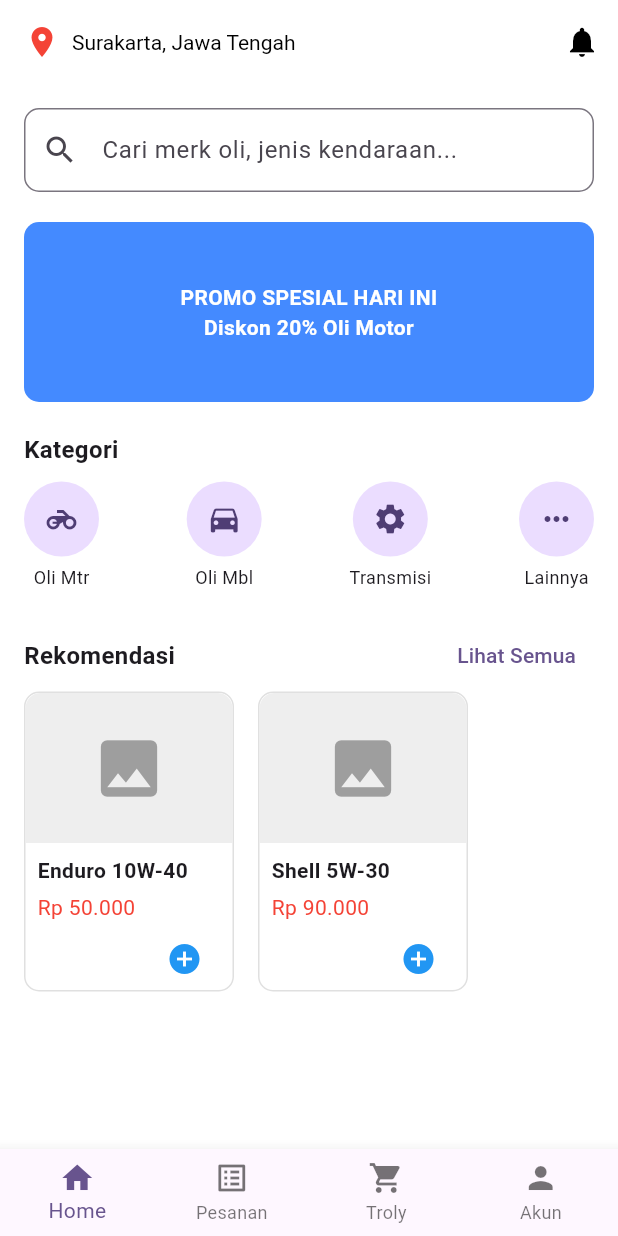
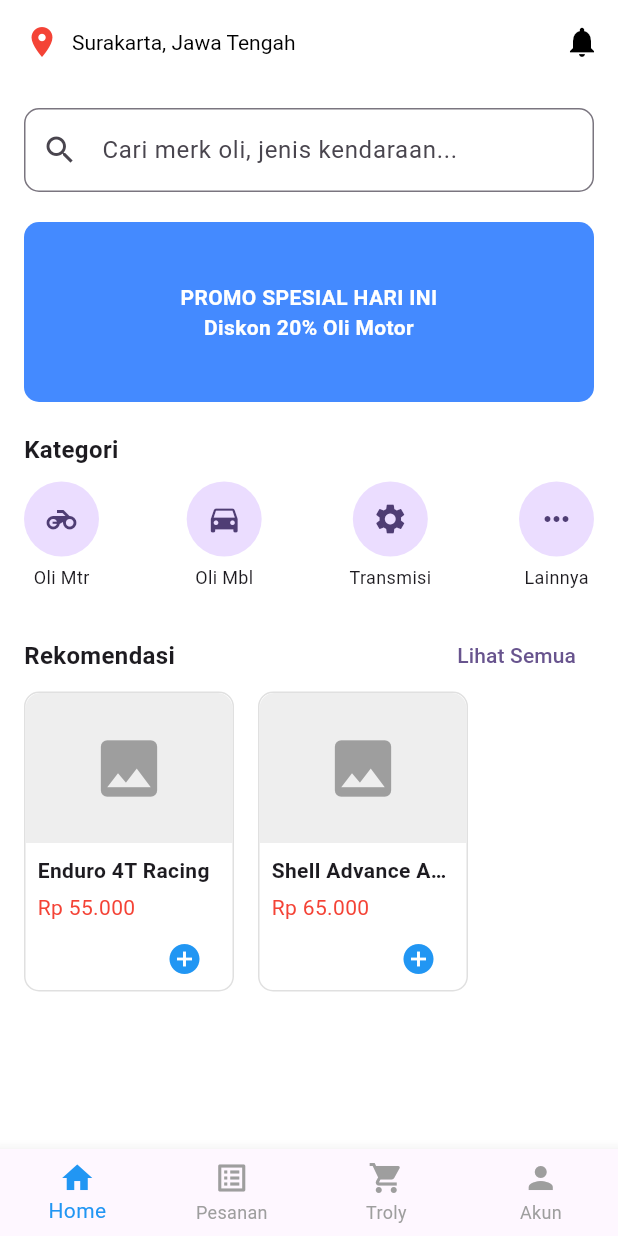
Before and after one commit to Punipun85/toko_oli, a Flutter app: the screen it shows after launch, on a phone screen of 412 x 824 dp. Run offline on Flutter 3.47's test engine with Material 3 defaults, Android fonts, the phone set to English and light mode, and no system bars.

Commit message:
#1.1 perubahan

```diff
--- /dev/null
+++ b/lib/Features/home/presentation/pages/dashboard_page.dart
@@ -0,0 +1,54 @@
+import 'package:flutter/material.dart';
+import 'home_page.dart';
+import '../../../profile/presentation/pages/profile_page.dart';
+// Import file halaman Anda di sini:
+// import 'home_page.dart';
+// import '../profile/presentation/pages/profile_page.dart';
+
+class DashboardPage extends StatefulWidget {
+  const DashboardPage({Key? key}) : super(key: key);
+
+  @override
+  State<DashboardPage> createState() => _DashboardPageState();
+}
+
+class _DashboardPageState extends State<DashboardPage> {
+  int _selectedIndex = 0;
+
+  // Daftar halaman yang akan ditampilkan berdasarkan indeks menu bawah
+  final List<Widget> _pages = [
+    const HomePage(),
+    const Center(child: Text('Halaman Pesanan (Belum Dibuat)')), // Placeholder Pesanan
+    const Center(child: Text('Halaman Troly (Belum Dibuat)')),   // Placeholder Troly
+    const ProfilePage(),
+  ];
+
+  void _onItemTapped(int index) {
+    setState(() {
+      _selectedIndex = index;
+    });
+  }
+
+  @override
+  Widget build(BuildContext context) {
+    return Scaffold(
+      // Body akan berubah-ubah sesuai menu yang diklik
+      body: _pages[_selectedIndex],
+
+      // Bottom Navigation Bar dipusatkan di sini
+      bottomNavigationBar: BottomNavigationBar(
+        type: BottomNavigationBarType.fixed,
+        currentIndex: _selectedIndex,
+        selectedItemColor: Colors.blue,
+        unselectedItemColor: Colors.grey,
+        onTap: _onItemTapped,
+        items: const [
+          BottomNavigationBarItem(icon: Icon(Icons.home), label: 'Home'),
+          BottomNavigationBarItem(icon: Icon(Icons.list_alt), label: 'Pesanan'),
+          BottomNavigationBarItem(icon: Icon(Icons.shopping_cart), label: 'Troly'),
+          BottomNavigationBarItem(icon: Icon(Icons.person), label: 'Akun'),
+        ],
+      ),
+    );
+  }
+}
--- a/lib/Features/home/presentation/pages/home_page.dart
+++ b/lib/Features/home/presentation/pages/home_page.dart
@@ -1,10 +1,51 @@
 import 'package:flutter/material.dart';
+// TODO: Jangan lupa import file ProductDetailPage Anda di sini jika beda folder
+// import 'product_detail_page.dart';
+
+// 1. Model Data (Bisa dipindah ke file terpisah nanti)
+class Product {
+  final String name;
+  final String price;
+  final String sae;
+  final String volume;
+  final String type;
+  final String description;
+
+  Product({
+    required this.name,
+    required this.price,
+    required this.sae,
+    required this.volume,
+    required this.type,
+    required this.description,
+  });
+}
 
 class HomePage extends StatelessWidget {
   const HomePage({Key? key}) : super(key: key);
 
   @override
   Widget build(BuildContext context) {
+    // 2. Data Dummy Produk
+    final List<Product> dummyProducts = [
+      Product(
+        name: 'Enduro 4T Racing',
+        price: 'Rp 55.000',
+        sae: '10W-40',
+        volume: '1 Liter',
+        type: 'Semi-Sintetis',
+        description: 'Oli pelumas mesin motor 4 tak berkualitas tinggi.',
+      ),
+      Product(
+        name: 'Shell Advance AX7',
+        price: 'Rp 65.000',
+        sae: '10W-40',
+        volume: '800 ml',
+        type: 'Sintetis',
+        description: 'Meningkatkan performa standar sepeda motor.',
+      ),
+    ];
+
     return Scaffold(
       appBar: AppBar(
         title: const Row(
@@ -18,25 +59,21 @@ class HomePage extends StatelessWidget {
           IconButton(onPressed: () {}, icon: const Icon(Icons.notifications)),
         ],
       ),
+      // BAGIAN INI TETAP SAMA
       body: SingleChildScrollView(
         child: Padding(
           padding: const EdgeInsets.all(16.0),
           child: Column(
             crossAxisAlignment: CrossAxisAlignment.start,
             children: [
-              // 1. Search Bar
               TextField(
                 decoration: InputDecoration(
                   hintText: 'Cari merk oli, jenis kendaraan...',
                   prefixIcon: const Icon(Icons.search),
-                  border: OutlineInputBorder(
-                    borderRadius: BorderRadius.circular(10),
-                  ),
+                  border: OutlineInputBorder(borderRadius: BorderRadius.circular(10)),
                 ),
               ),
               const SizedBox(height: 20),
-
-              // 2. Promo Banner
               Container(
                 height: 120,
                 width: double.infinity,
@@ -52,8 +89,6 @@ class HomePage extends StatelessWidget {
                 ),
               ),
               const SizedBox(height: 20),
-
-              // 3. Kategori
               const Text('Kategori', style: TextStyle(fontWeight: FontWeight.bold, fontSize: 16)),
               const SizedBox(height: 10),
               Row(
@@ -66,8 +101,6 @@ class HomePage extends StatelessWidget {
                 ],
               ),
               const SizedBox(height: 20),
-
-              // 4. Rekomendasi
               Row(
                 mainAxisAlignment: MainAxisAlignment.spaceBetween,
                 children: [
@@ -75,29 +108,23 @@ class HomePage extends StatelessWidget {
                   TextButton(onPressed: () {}, child: const Text('Lihat Semua')),
                 ],
               ),
+
+              // 3. ListView Dinamis
               SizedBox(
                 height: 200,
-                child: ListView(
+                child: ListView.builder(
                   scrollDirection: Axis.horizontal,
-                  children: [
-                    _buildProductCard('Enduro 10W-40', 'Rp 50.000'),
-                    _buildProductCard('Shell 5W-30', 'Rp 90.000'),
-                  ],
+                  itemCount: dummyProducts.length,
+                  itemBuilder: (context, index) {
+                    return _buildProductCard(context, dummyProducts[index]);
+                  },
                 ),
               ),
             ],
           ),
         ),
       ),
-      bottomNavigationBar: BottomNavigationBar(
-        type: BottomNavigationBarType.fixed,
-        items: const [
-          BottomNavigationBarItem(icon: Icon(Icons.home), label: 'Home'),
-          BottomNavigationBarItem(icon: Icon(Icons.list_alt), label: 'Pesanan'),
-          BottomNavigationBarItem(icon: Icon(Icons.shopping_cart), label: 'Troly'),
-          BottomNavigationBarItem(icon: Icon(Icons.person), label: 'Akun'),
-        ],
-      ),
+      // PERHATIKAN: bottomNavigationBar sudah dihapus dari sini!
     );
   }
 
@@ -111,8 +138,25 @@ class HomePage extends StatelessWidget {
     );
   }
 
-  Widget _buildProductCard(String name, String price) {
-    return Container(
+  // 4. Widget Card yang menerima objek Product dan bisa diklik
+  Widget _buildProductCard(BuildContext context, Product product) {
+    return GestureDetector(
+      onTap: () {
+        // Navigasi ke halaman detail saat diklik
+        /* Pastikan file ProductDetailPage sudah ada dan di-import
+        Navigator.push(
+          context,
+          MaterialPageRoute(
+            builder: (context) => ProductDetailPage(product: product),
+          ),
+        );
+        */
+        // Hapus tanda komentar (/* ... */) di atas jika ProductDetailPage sudah siap
+        ScaffoldMessenger.of(context).showSnackBar(
+           SnackBar(content: Text('Menuju detail: ${product.name}')),
+        );
+      },
+      child: Container(
         width: 140,
         margin: const EdgeInsets.only(right: 16),
         decoration: BoxDecoration(
@@ -135,9 +179,14 @@ class HomePage extends StatelessWidget {
               child: Column(
                 crossAxisAlignment: CrossAxisAlignment.start,
                 children: [
-                Text(name, style: const TextStyle(fontWeight: FontWeight.bold)),
+                  Text(
+                    product.name,
+                    style: const TextStyle(fontWeight: FontWeight.bold),
+                    maxLines: 1,
+                    overflow: TextOverflow.ellipsis,
+                  ),
                   const SizedBox(height: 5),
-                Text(price, style: const TextStyle(color: Colors.red)),
+                  Text(product.price, style: const TextStyle(color: Colors.red)),
                   Align(
                     alignment: Alignment.centerRight,
                     child: IconButton(
@@ -150,6 +199,7 @@ class HomePage extends StatelessWidget {
             )
           ],
         ),
+      ),
     );
   }
 }
--- a/lib/main.dart
+++ b/lib/main.dart
@@ -1,5 +1,5 @@
 import 'package:flutter/material.dart';
-import 'Features/home/presentation/pages/home_page.dart';
+import 'package:toko_oli/Features/home/presentation/pages/dashboard_page.dart';
 
 void main() {
   runApp(const TokoOliApp());
@@ -24,7 +24,7 @@ class TokoOliApp extends StatelessWidget {
         ),
         useMaterial3: true,
       ),
-      home: const HomePage(),
+      home: const DashboardPage(),
     );
   }
 }
```
Also changed, not shown: lib/Features/profile/presentation/pages/profile_page.dart (added, +84 -0 lines). Lines whose indentation alone changed are shown as unchanged.
